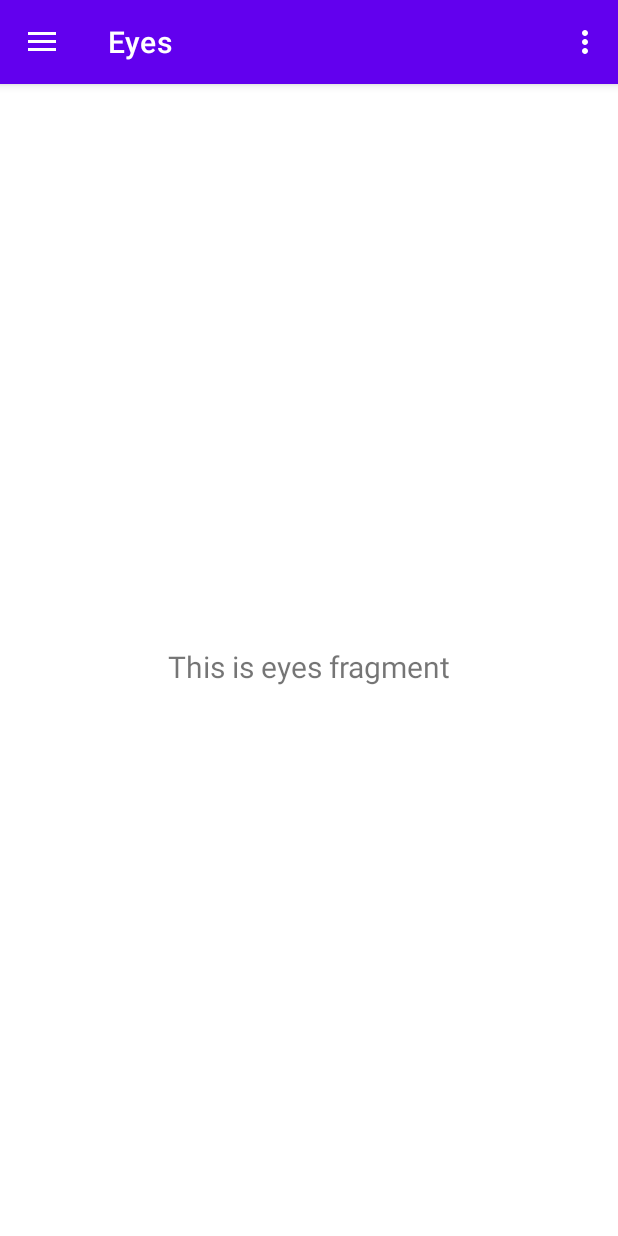
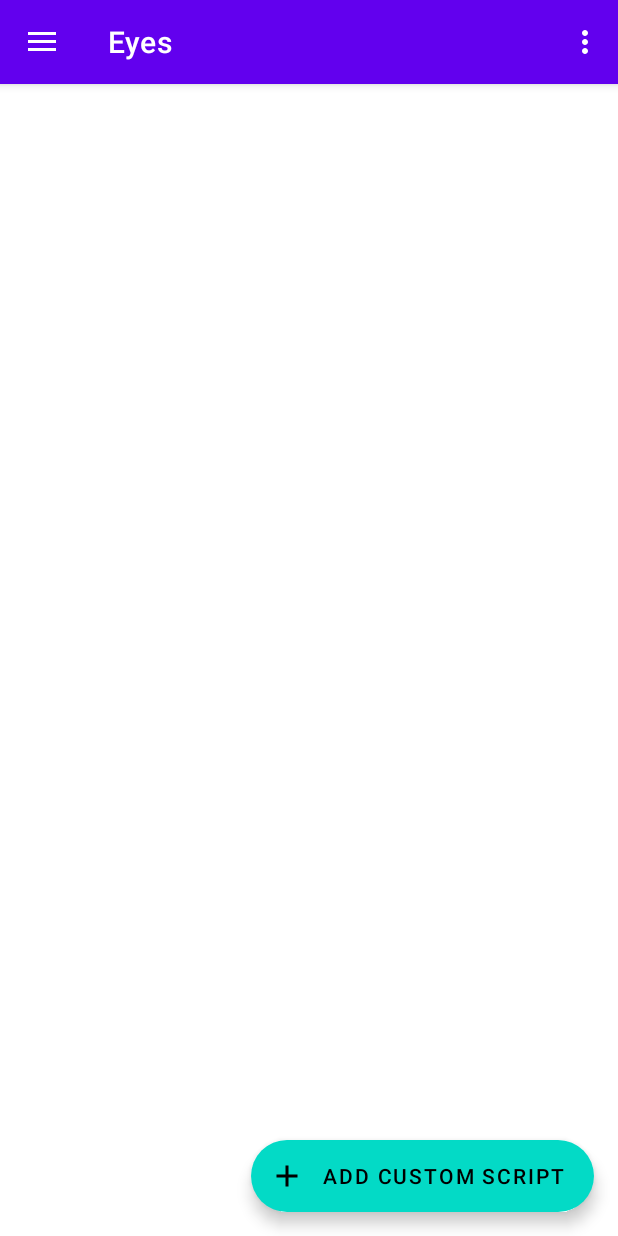
Before and after one commit to OpenSourceProtogenCollection/flexOS, an Android app: the screen it shows after launch (MainActivity), in the side drawer, after a tap on "Eyes", on a phone screen of 412 x 824 dp. Run offline under Robolectric (Android 15) with nearby library versions, the phone set to English and light mode, and no system bars; our stand-ins replace navigation-ui.

Commit message:
Simplify fragments

```diff
--- a/android/ProtogenSSH/app/src/main/java/com/jaredtamana/protogenssh/ui/eyes/EyesFragment.java
+++ b/android/ProtogenSSH/app/src/main/java/com/jaredtamana/protogenssh/ui/eyes/EyesFragment.java
@@ -22,14 +22,7 @@ public class EyesFragment extends Fragment {
                              ViewGroup container, Bundle savedInstanceState) {
         eyesViewModel =
                 ViewModelProviders.of(this).get(com.jaredtamana.protogenssh.ui.eyes.EyesViewModel.class);
-        View root = inflater.inflate(R.layout.fragment_eyes, container, false);
-        final TextView textView = root.findViewById(R.id.text_eyes);
-        eyesViewModel.getText().observe(getViewLifecycleOwner(), new Observer<String>() {
-            @Override
-            public void onChanged(@Nullable String s) {
-                textView.setText(s);
-            }
-        });
+        View root = inflater.inflate(R.layout.fragment_home, container, false);
         return root;
     }
 }
--- a/android/ProtogenSSH/app/src/main/java/com/jaredtamana/protogenssh/ui/eyes/EyesViewModel.java
+++ b/android/ProtogenSSH/app/src/main/java/com/jaredtamana/protogenssh/ui/eyes/EyesViewModel.java
@@ -6,14 +6,6 @@ import androidx.lifecycle.ViewModel;
 
 public class EyesViewModel extends ViewModel {
 
-    private MutableLiveData<String> mText;
+    public EyesViewModel() {    }
 
-    public EyesViewModel() {
-        mText = new MutableLiveData<>();
-        mText.setValue("This is eyes fragment");
-    }
-
-    public LiveData<String> getText() {
-        return mText;
-    }
 }
--- a/android/ProtogenSSH/app/src/main/java/com/jaredtamana/protogenssh/ui/home/HomeViewModel.java
+++ b/android/ProtogenSSH/app/src/main/java/com/jaredtamana/protogenssh/ui/home/HomeViewModel.java
@@ -6,14 +6,5 @@ import androidx.lifecycle.ViewModel;
 
 public class HomeViewModel extends ViewModel {
 
-    private MutableLiveData<String> mText;
-
-    public HomeViewModel() {
-        mText = new MutableLiveData<>();
-        mText.setValue("This is home fragment");
-    }
-
-    public LiveData<String> getText() {
-        return mText;
-    }
+    public HomeViewModel() {}
 }
--- a/android/ProtogenSSH/app/src/main/res/layout/dialog_add_script.xml
+++ b/android/ProtogenSSH/app/src/main/res/layout/dialog_add_script.xml
@@ -34,8 +34,7 @@
             android:id="@+id/radioFullFace"
             android:layout_width="match_parent"
             android:layout_height="wrap_content"
-            android:text="@string/full_face"
-            android:checked="true"/>
+            android:text="@string/full_face"/>
         <RadioButton
             android:id="@+id/radioEyesOnly"
             android:layout_width="match_parent"
```
Also changed, not shown: android/ProtogenSSH/app/src/main/java/com/jaredtamana/protogenssh/ui/mouth/MouthFragment.java (+1 -8 lines), android/ProtogenSSH/app/src/main/java/com/jaredtamana/protogenssh/ui/mouth/MouthViewModel.java (+1 -8 lines).
